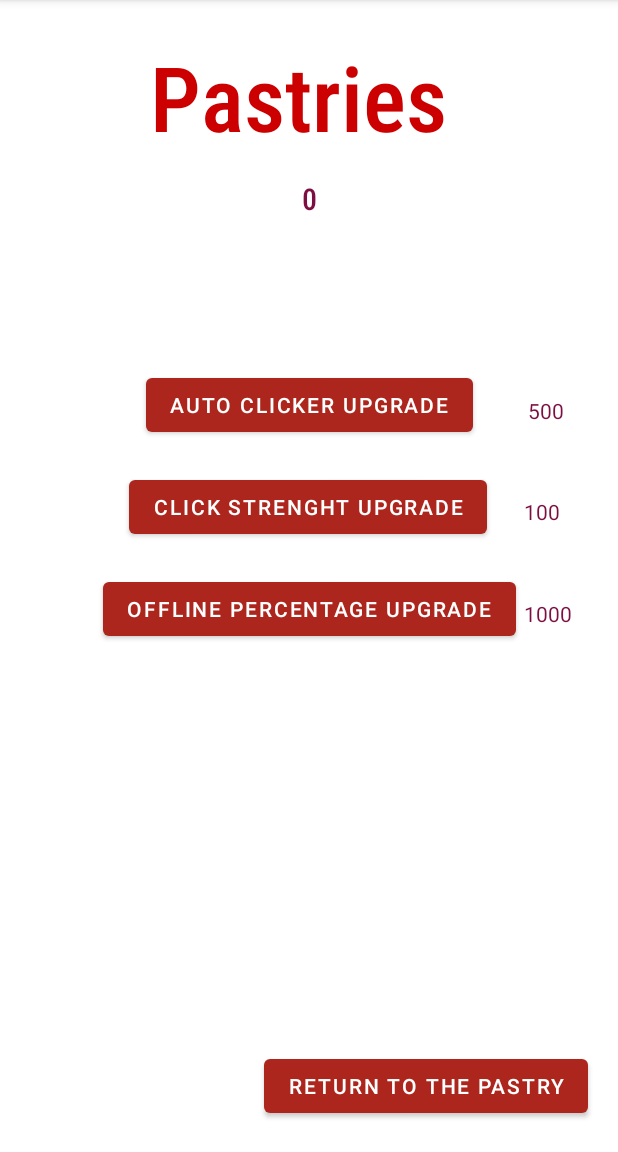
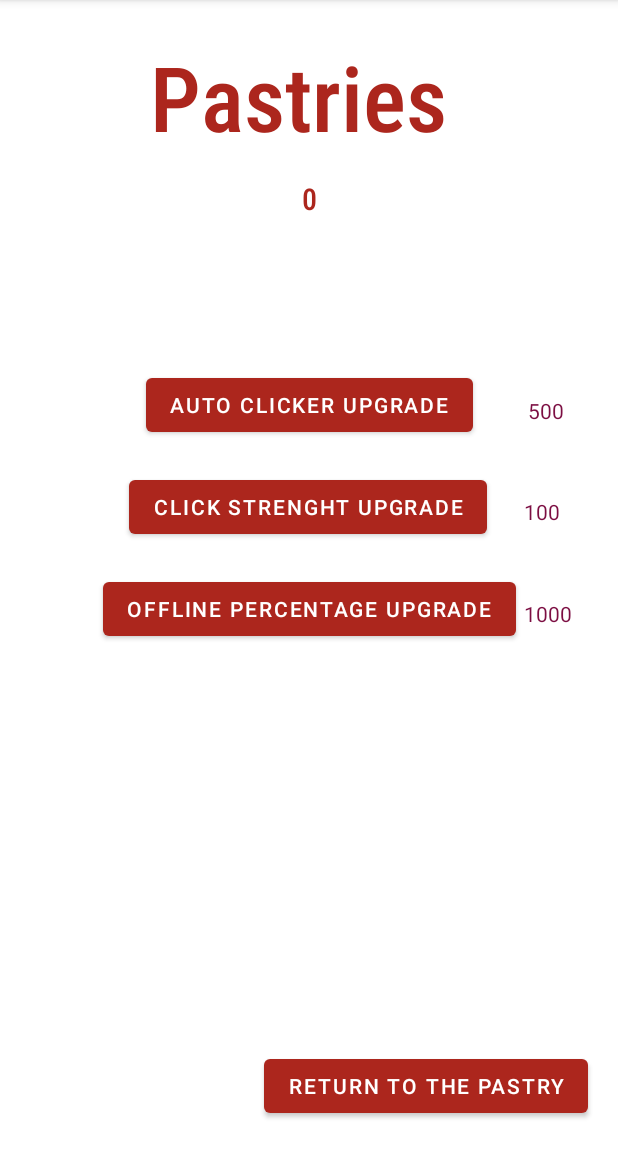
Before and after one commit to hamnerben/final-Poker, an Android app: the UpgradeFragment screen opened through its navigation route, on a phone screen of 412 x 824 dp, the part 84-1236 px from its top. Run offline under Robolectric (Android 15) with nearby library versions, the light colour scheme and no system bars; our stand-ins replace Room's generated code.

Commit message:
all reds are the same

```diff
--- a/TodosMVVM/app/src/main/res/layout/fragment_pastry.xml
+++ b/TodosMVVM/app/src/main/res/layout/fragment_pastry.xml
@@ -61,7 +61,7 @@
         android:layout_marginTop="14dp"
         android:fontFamily="sans-serif-condensed-light"
         android:text="0"
-        android:textColor="#F44336"
+        android:textColor="@color/red1"
         android:textSize="20sp"
         android:textStyle="bold"
         app:layout_constraintEnd_toEndOf="parent"
--- a/TodosMVVM/app/src/main/res/layout/fragment_upgrade.xml
+++ b/TodosMVVM/app/src/main/res/layout/fragment_upgrade.xml
@@ -12,7 +12,7 @@
         android:layout_marginTop="14dp"
         android:fontFamily="sans-serif-condensed-light"
         android:text="0"
-        android:textColor="@color/red2"
+        android:textColor="@color/red1"
         android:textSize="20sp"
         android:textStyle="bold"
         app:layout_constraintEnd_toEndOf="parent"
@@ -26,7 +26,7 @@
         android:layout_marginTop="24dp"
         android:fontFamily="sans-serif-condensed-medium"
         android:text="Pastries "
-        android:textColor="@android:color/holo_red_dark"
+        android:textColor="@color/red1"
         android:textSize="60sp"
         android:typeface="serif"
         app:layout_constraintEnd_toEndOf="parent"
```
